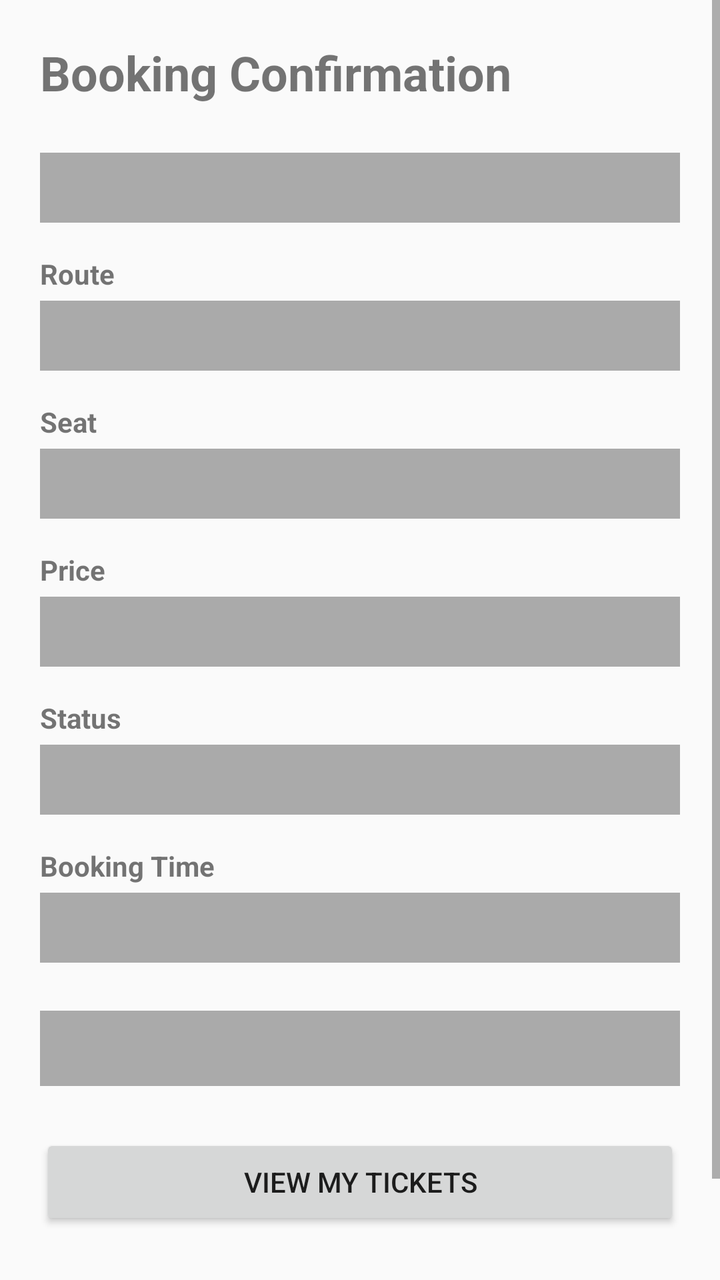
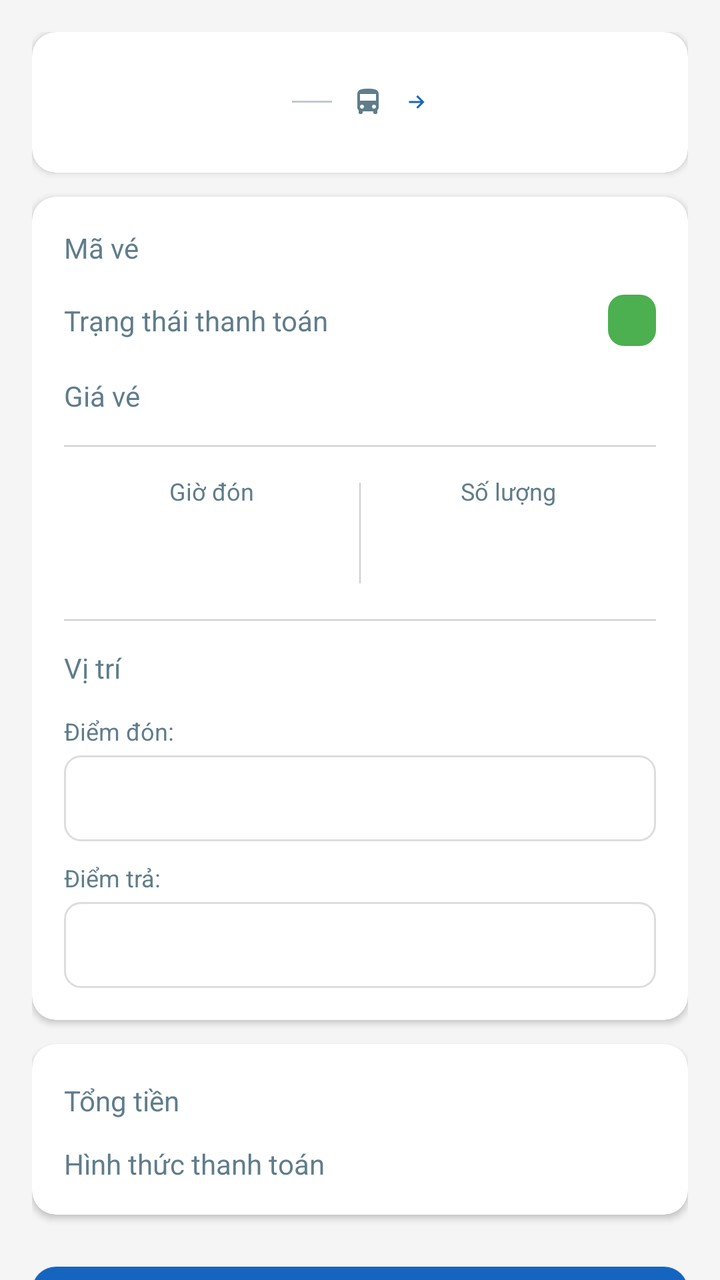

An Android layout rendered at two revisions. The XML below is the earlier revision; the diff shows what the commit changed to produce the second picture.
<!-- AndroidManifest.xml: application theme Theme.BusBooking -->
<!-- res/layout/fragment_booking_confirmation.xml -->
<?xml version="1.0" encoding="utf-8"?>
<ScrollView xmlns:android="http://schemas.android.com/apk/res/android"
    android:layout_width="match_parent"
    android:layout_height="match_parent">

    <LinearLayout
        android:layout_width="match_parent"
        android:layout_height="wrap_content"
        android:orientation="vertical"
        android:padding="20dp">

        <TextView
            android:layout_width="wrap_content"
            android:layout_height="wrap_content"
            android:text="Booking Confirmation"
            android:textSize="24sp"
            android:textStyle="bold"
            android:layout_marginBottom="24dp" />

        <TextView
            android:id="@+id/ticketIdText"
            android:layout_width="match_parent"
            android:layout_height="wrap_content"
            android:padding="8dp"
            android:layout_marginBottom="16dp"
            android:background="@android:color/darker_gray"
            android:textStyle="bold" />

        <TextView
            android:layout_width="wrap_content"
            android:layout_height="wrap_content"
            android:text="Route"
            android:textStyle="bold"
            android:textSize="14sp"
            android:layout_marginBottom="4dp" />

        <TextView
            android:id="@+id/routeText"
            android:layout_width="match_parent"
            android:layout_height="wrap_content"
            android:padding="8dp"
            android:layout_marginBottom="16dp"
            android:background="@android:color/darker_gray" />

        <TextView
            android:layout_width="wrap_content"
            android:layout_height="wrap_content"
            android:text="Seat"
            android:textStyle="bold"
            android:textSize="14sp"
            android:layout_marginBottom="4dp" />

        <TextView
            android:id="@+id/seatText"
            android:layout_width="match_parent"
            android:layout_height="wrap_content"
            android:padding="8dp"
            android:layout_marginBottom="16dp"
            android:background="@android:color/darker_gray" />

        <TextView
            android:layout_width="wrap_content"
            android:layout_height="wrap_content"
            android:text="Price"
            android:textStyle="bold"
            android:textSize="14sp"
            android:layout_marginBottom="4dp" />

        <TextView
            android:id="@+id/priceText"
            android:layout_width="match_parent"
            android:layout_height="wrap_content"
            android:padding="8dp"
            android:layout_marginBottom="16dp"
            android:background="@android:color/darker_gray" />

        <TextView
            android:layout_width="wrap_content"
            android:layout_height="wrap_content"
            android:text="Status"
            android:textStyle="bold"
            android:textSize="14sp"
            android:layout_marginBottom="4dp" />

        <TextView
            android:id="@+id/statusText"
            android:layout_width="match_parent"
            android:layout_height="wrap_content"
            android:padding="8dp"
            android:layout_marginBottom="16dp"
            android:background="@android:color/darker_gray" />

        <TextView
            android:layout_width="wrap_content"
            android:layout_height="wrap_content"
            android:text="Booking Time"
            android:textStyle="bold"
            android:textSize="14sp"
            android:layout_marginBottom="4dp" />

        <TextView
            android:id="@+id/bookingTimeText"
            android:layout_width="match_parent"
            android:layout_height="wrap_content"
            android:padding="8dp"
            android:layout_marginBottom="24dp"
            android:background="@android:color/darker_gray" />

        <TextView
            android:id="@+id/totalPrice"
            android:layout_width="match_parent"
            android:layout_height="wrap_content"
            android:padding="8dp"
            android:layout_marginBottom="24dp"
            android:background="@android:color/darker_gray"
            android:textSize="16sp"
            android:textStyle="bold" />

        <ProgressBar
            android:id="@+id/progressBar"
            android:layout_width="wrap_content"
            android:layout_height="wrap_content"
            android:visibility="gone"
            android:layout_gravity="center"
            android:layout_marginBottom="16dp" />

        <TextView
            android:id="@+id/errorText"
            android:layout_width="match_parent"
            android:layout_height="wrap_content"
            android:visibility="gone"
            android:textColor="@android:color/holo_red_dark"
            android:layout_marginBottom="16dp" />

        <Button
            android:id="@+id/viewTicketsButton"
            android:layout_width="match_parent"
            android:layout_height="wrap_content"
            android:text="VIEW MY TICKETS"
            android:layout_marginBottom="12dp" />

        <Button
            android:id="@+id/backButton"
            android:layout_width="match_parent"
            android:layout_height="wrap_content"
            android:text="BACK"
            style="@style/Widget.MaterialComponents.Button.OutlinedButton" />

    </LinearLayout>

</ScrollView>
<!-- resources referenced by this layout -->
<resources>
  <style name="Theme.BusBooking" parent="Theme.MaterialComponents.Light.NoActionBar.Bridge">
          <item name="colorPrimary">@color/blue_primary</item>
          <item name="colorPrimaryDark">@color/blue_primary_dark</item>
          <item name="colorAccent">@color/blue_accent</item>
      </style>
  <color name="blue_primary">#1565C0</color>
  <color name="blue_primary_dark">#0D47A1</color>
  <color name="blue_accent">#2196F3</color>
</resources>

<!-- the commit's change to res/layout/fragment_booking_confirmation.xml (unified diff, before → after) -->
@@ -1,151 +1,459 @@
 <?xml version="1.0" encoding="utf-8"?>
-<ScrollView xmlns:android="http://schemas.android.com/apk/res/android"
+<androidx.core.widget.NestedScrollView xmlns:android="http://schemas.android.com/apk/res/android"
+    xmlns:app="http://schemas.android.com/apk/res-auto"
     android:layout_width="match_parent"
-    android:layout_height="match_parent">
+    android:layout_height="match_parent"
+    android:background="@color/background_grey">
 
     <LinearLayout
         android:layout_width="match_parent"
         android:layout_height="wrap_content"
         android:orientation="vertical"
-        android:padding="20dp">
-
-        <TextView
-            android:layout_width="wrap_content"
-            android:layout_height="wrap_content"
-            android:text="Booking Confirmation"
-            android:textSize="24sp"
-            android:textStyle="bold"
-            android:layout_marginBottom="24dp" />
-
-        <TextView
-            android:id="@+id/ticketIdText"
+        android:padding="16dp">
+
+        
+        <androidx.cardview.widget.CardView
             android:layout_width="match_parent"
             android:layout_height="wrap_content"
-            android:padding="8dp"
-            android:layout_marginBottom="16dp"
-            android:background="@android:color/darker_gray"
-            android:textStyle="bold" />
-
-        <TextView
-            android:layout_width="wrap_content"
-            android:layout_height="wrap_content"
-            android:text="Route"
-            android:textStyle="bold"
-            android:textSize="14sp"
-            android:layout_marginBottom="4dp" />
-
-        <TextView
-            android:id="@+id/routeText"
+            app:cardCornerRadius="12dp"
+            app:cardElevation="2dp"
+            android:layout_marginBottom="12dp">
+
+            <LinearLayout
+                android:layout_width="match_parent"
+                android:layout_height="wrap_content"
+                android:orientation="horizontal"
+                android:padding="16dp"
+                android:gravity="center_vertical">
+
+                
+                <LinearLayout
+                    android:layout_width="0dp"
+                    android:layout_height="wrap_content"
+                    android:layout_weight="1"
+                    android:orientation="vertical">
+
+                    <TextView
+                        android:id="@+id/originCityText"
+                        android:layout_width="wrap_content"
+                        android:layout_height="wrap_content"
+                        android:textSize="16sp"
+                        android:textStyle="bold"
+                        android:textColor="@color/text_primary" />
+
+                    <TextView
+                        android:id="@+id/originStationText"
+                        android:layout_width="wrap_content"
+                        android:layout_height="wrap_content"
+                        android:textSize="11sp"
+                        android:textColor="@color/text_secondary"
+                        android:layout_marginTop="2dp" />
+
+                </LinearLayout>
+
+                
+                <LinearLayout
+                    android:layout_width="wrap_content"
+                    android:layout_height="wrap_content"
+                    android:orientation="horizontal"
+                    android:gravity="center_vertical"
+                    android:paddingStart="8dp"
+                    android:paddingEnd="8dp">
+
+                    <View
+                        android:layout_width="20dp"
+                        android:layout_height="1dp"
+                        android:background="@color/text_secondary"
+                        android:alpha="0.4" />
+
+                    <ImageView
+                        android:layout_width="28dp"
+                        android:layout_height="28dp"
+                        android:src="@drawable/ic_bus"
+                        android:scaleType="centerInside"
+                        android:layout_marginStart="4dp"
+                        android:layout_marginEnd="4dp" />
+
+                    <ImageView
+                        android:layout_width="12dp"
+                        android:layout_height="12dp"
+                        android:src="@drawable/ic_arrow_right"
+                        android:scaleType="centerInside" />
+
+                </LinearLayout>
+
+                
+                <LinearLayout
+                    android:layout_width="0dp"
+                    android:layout_height="wrap_content"
+                    android:layout_weight="1"
+                    android:orientation="vertical"
+                    android:gravity="end">
+
+                    <TextView
+                        android:id="@+id/destinationCityText"
+                        android:layout_width="wrap_content"
+                        android:layout_height="wrap_content"
+                        android:textSize="16sp"
+                        android:textStyle="bold"
+                        android:textColor="@color/text_primary"
+                        android:gravity="end" />
+
+                    <TextView
+                        android:id="@+id/destinationStationText"
+                        android:layout_width="wrap_content"
+                        android:layout_height="wrap_content"
+                        android:textSize="11sp"
+                        android:textColor="@color/text_secondary"
+                        android:layout_marginTop="2dp"
+                        android:gravity="end" />
+
+                </LinearLayout>
+
+            </LinearLayout>
+
+        </androidx.cardview.widget.CardView>
+
+        
+        <androidx.cardview.widget.CardView
             android:layout_width="match_parent"
             android:layout_height="wrap_content"
-            android:padding="8dp"
-            android:layout_marginBottom="16dp"
-            android:background="@android:color/darker_gray" />
-
-        <TextView
-            android:layout_width="wrap_content"
-            android:layout_height="wrap_content"
-            android:text="Seat"
-            android:textStyle="bold"
-            android:textSize="14sp"
-            android:layout_marginBottom="4dp" />
-
-        <TextView
-            android:id="@+id/seatText"
+            app:cardCornerRadius="12dp"
+            app:cardElevation="2dp"
+            android:layout_marginBottom="12dp">
+
+            <LinearLayout
+                android:layout_width="match_parent"
+                android:layout_height="wrap_content"
+                android:orientation="vertical"
+                android:padding="16dp">
+
+                
+                <LinearLayout
+                    android:layout_width="match_parent"
+                    android:layout_height="wrap_content"
+                    android:orientation="horizontal"
+                    android:gravity="center_vertical"
+                    android:layout_marginBottom="14dp">
+
+                    <TextView
+                        android:layout_width="0dp"
+                        android:layout_height="wrap_content"
+                        android:layout_weight="1"
+                        android:text="Mã vé"
+                        android:textSize="14sp"
+                        android:textColor="@color/text_secondary" />
+
+                    <TextView
+                        android:id="@+id/ticketIdText"
+                        android:layout_width="wrap_content"
+                        android:layout_height="wrap_content"
+                        android:textSize="14sp"
+                        android:textStyle="bold"
+                        android:textColor="@color/text_primary" />
+
+                </LinearLayout>
+
+                
+                <LinearLayout
+                    android:layout_width="match_parent"
+                    android:layout_height="wrap_content"
+                    android:orientation="horizontal"
+                    android:gravity="center_vertical"
+                    android:layout_marginBottom="14dp">
+
+                    <TextView
+                        android:layout_width="0dp"
+                        android:layout_height="wrap_content"
+                        android:layout_weight="1"
+                        android:text="Trạng thái thanh toán"
+                        android:textSize="14sp"
+                        android:textColor="@color/text_secondary" />
+
+                    <TextView
+                        android:id="@+id/statusText"
+                        android:layout_width="wrap_content"
+                        android:layout_height="wrap_content"
+                        android:textSize="13sp"
+                        android:textStyle="bold"
+                        android:textColor="@color/white"
+                        android:background="@drawable/bg_badge_success"
+                        android:paddingStart="12dp"
+                        android:paddingEnd="12dp"
+                        android:paddingTop="4dp"
+                        android:paddingBottom="4dp" />
+
+                </LinearLayout>
+
+                
+                <LinearLayout
+                    android:layout_width="match_parent"
+                    android:layout_height="wrap_content"
+                    android:orientation="horizontal"
+                    android:gravity="center_vertical"
+                    android:layout_marginBottom="14dp">
+
+                    <TextView
+                        android:layout_width="0dp"
+                        android:layout_height="wrap_content"
+                        android:layout_weight="1"
+                        android:text="Giá vé"
+                        android:textSize="14sp"
+                        android:textColor="@color/text_secondary" />
+
+                    <TextView
+                        android:id="@+id/priceText"
+                        android:layout_width="wrap_content"
+                        android:layout_height="wrap_content"
+                        android:textSize="16sp"
+                        android:textStyle="bold"
+                        android:textColor="@color/blue_primary" />
+
+                </LinearLayout>
+
+                
+                <View
+                    android:layout_width="match_parent"
+                    android:layout_height="0.5dp"
+                    android:background="@color/divider"
+                    android:layout_marginBottom="14dp" />
+
+                
+                <LinearLayout
+                    android:layout_width="match_parent"
+                    android:layout_height="wrap_content"
+                    android:orientation="horizontal"
+                    android:layout_marginBottom="14dp">
+
+                    
+                    <LinearLayout
+                        android:layout_width="0dp"
+                        android:layout_height="wrap_content"
+                        android:layout_weight="1"
+                        android:orientation="vertical"
+                        android:gravity="center_horizontal">
+
+                        <TextView
+                            android:layout_width="wrap_content"
+                            android:layout_height="wrap_content"
+                            android:text="Giờ đón"
+                            android:textSize="12sp"
+                            android:textColor="@color/text_secondary" />
+
+                        <TextView
+                            android:id="@+id/pickupTimeText"
+                            android:layout_width="wrap_content"
+                            android:layout_height="wrap_content"
+                            android:textSize="15sp"
+                            android:textStyle="bold"
+                            android:textColor="@color/text_primary"
+                            android:layout_marginTop="4dp"
+                            android:gravity="center" />
+
+                        <TextView
+                            android:id="@+id/pickupDateText"
+                            android:layout_width="wrap_content"
+                            android:layout_height="wrap_content"
+                            android:textSize="13sp"
+                            android:textColor="@color/text_primary"
+                            android:gravity="center" />
+
+                    </LinearLayout>
+
+                    
+                    <View
+                        android:layout_width="0.5dp"
+                        android:layout_height="match_parent"
+                        android:background="@color/divider"
+                        android:layout_marginTop="4dp"
+                        android:layout_marginBottom="4dp" />
+
+                    
+                    <LinearLayout
+                        android:layout_width="0dp"
+                        android:layout_height="wrap_content"
+                        android:layout_weight="1"
+                        android:orientation="vertical"
+                        android:gravity="center_horizontal">
+
+                        <TextView
+                            android:layout_width="wrap_content"
+                            android:layout_height="wrap_content"
+                            android:text="Số lượng"
+                            android:textSize="12sp"
+                            android:textColor="@color/text_secondary" />
+
+                        <TextView
+                            android:id="@+id/quantityText"
+                            android:layout_width="wrap_content"
+                            android:layout_height="wrap_content"
+                            android:textSize="15sp"
+                            android:textStyle="bold"
+                            android:textColor="@color/text_primary"
+                            android:layout_marginTop="4dp"
+                            android:gravity="center" />
+
+                    </LinearLayout>
+
+                </LinearLayout>
+
+                
+                <View
+                    android:layout_width="match_parent"
+                    android:layout_height="0.5dp"
+                    android:background="@color/divider"
+                    android:layout_marginBottom="14dp" />
+
+                
+                <LinearLayout
+                    android:layout_width="match_parent"
+                    android:layout_height="wrap_content"
+                    android:orientation="horizontal"
+                    android:gravity="center_vertical"
+                    android:layout_marginBottom="14dp">
+
+                    <TextView
+                        android:layout_width="0dp"
+                        android:layout_height="wrap_content"
+                        android:layout_weight="1"
+                        android:text="Vị trí"
+                        android:textSize="14sp"
+                        android:textColor="@color/text_secondary" />
+
+                    <TextView
+                        android:id="@+id/seatText"
+                        android:layout_width="wrap_content"
+                        android:layout_height="wrap_content"
+                        android:textSize="14sp"
+                        android:textStyle="bold"
+                        android:textColor="@color/text_primary" />
+
+                </LinearLayout>
+
+                
+                <TextView
+                    android:layout_width="match_parent"
+                    android:layout_height="wrap_content"
+                    android:text="Điểm đón:"
+                    android:textSize="12sp"
+                    android:textColor="@color/text_secondary"
+                    android:layout_marginBottom="4dp" />
+
+                <TextView
+                    android:id="@+id/pickupPointText"
+                    android:layout_width="match_parent"
+                    android:layout_height="wrap_content"
+                    android:textSize="14sp"
+                    android:textColor="@color/blue_primary"
+                    android:textStyle="bold"
+                    android:background="@drawable/bg_point_box"
+                    android:padding="12dp"
+                    android:layout_marginBottom="10dp" />
+
+                
+                <TextView
+                    android:layout_width="match_parent"
+                    android:layout_height="wrap_content"
+                    android:text="Điểm trả:"
+                    android:textSize="12sp"
+                    android:textColor="@color/text_secondary"
+                    android:layout_marginBottom="4dp" />
+
+                <TextView
+                    android:id="@+id/dropoffPointText"
+                    android:layout_width="match_parent"
+                    android:layout_height="wrap_content"
+                    android:textSize="14sp"
+                    android:textColor="@color/blue_primary"
+                    android:textStyle="bold"
+                    android:background="@drawable/bg_point_box"
+                    android:padding="12dp" />
+
+            </LinearLayout>
+
+        </androidx.cardview.widget.CardView>
+
+        
+        <androidx.cardview.widget.CardView
             android:layout_width="match_parent"
             android:layout_height="wrap_content"
-            android:padding="8dp"
-            android:layout_marginBottom="16dp"
-            android:background="@android:color/darker_gray" />
-
-        <TextView
-            android:layout_width="wrap_content"
-            android:layout_height="wrap_content"
-            android:text="Price"
-            android:textStyle="bold"
-            android:textSize="14sp"
-            android:layout_marginBottom="4dp" />
-
-        <TextView
-            android:id="@+id/priceText"
-            android:layout_width="match_parent"
-            android:layout_height="wrap_content"
-            android:padding="8dp"
-            android:layout_marginBottom="16dp"
-            android:background="@android:color/darker_gray" />
-
-        <TextView
-            android:layout_width="wrap_content"
-            android:layout_height="wrap_content"
-            android:text="Status"
-            android:textStyle="bold"
-            android:textSize="14sp"
-            android:layout_marginBottom="4dp" />
-
-        <TextView
-            android:id="@+id/statusText"
-            android:layout_width="match_parent"
-            android:layout_height="wrap_content"
-            android:padding="8dp"
-            android:layout_marginBottom="16dp"
-            android:background="@android:color/darker_gray" />
-
-        <TextView
-            android:layout_width="wrap_content"
-            android:layout_height="wrap_content"
-            android:text="Booking Time"
-            android:textStyle="bold"
-            android:textSize="14sp"
-            android:layout_marginBottom="4dp" />
-
-        <TextView
-            android:id="@+id/bookingTimeText"
-            android:layout_width="match_parent"
-            android:layout_height="wrap_content"
-            android:padding="8dp"
-            android:layout_marginBottom="24dp"
-            android:background="@android:color/darker_gray" />
-
-        <TextView
-            android:id="@+id/totalPrice"
-            android:layout_width="match_parent"
-            android:layout_height="wrap_content"
-            android:padding="8dp"
-            android:layout_marginBottom="24dp"
-            android:background="@android:color/darker_gray"
-            android:textSize="16sp"
-            android:textStyle="bold" />
-
-        <ProgressBar
-            android:id="@+id/progressBar"
-            android:layout_width="wrap_content"
-            android:layout_height="wrap_content"
-            android:visibility="gone"
-            android:layout_gravity="center"
-            android:layout_marginBottom="16dp" />
-
-        <TextView
-            android:id="@+id/errorText"
-            android:layout_width="match_parent"
-            android:layout_height="wrap_content"
-            android:visibility="gone"
-            android:textColor="@android:color/holo_red_dark"
-            android:layout_marginBottom="16dp" />
-
-        <Button
+            app:cardCornerRadius="12dp"
+            app:cardElevation="2dp"
+            android:layout_marginBottom="20dp">
+
+            <LinearLayout
+                android:layout_width="match_parent"
+                android:layout_height="wrap_content"
+                android:orientation="vertical"
+                android:padding="16dp">
+
+                
+                <LinearLayout
+                    android:layout_width="match_parent"
+                    android:layout_height="wrap_content"
+                    android:orientation="horizontal"
+                    android:gravity="center_vertical"
+                    android:layout_marginBottom="10dp">
+
+                    <TextView
+                        android:layout_width="0dp"
+                        android:layout_height="wrap_content"
+                        android:layout_weight="1"
+                        android:text="Tổng tiền"
+                        android:textSize="14sp"
+                        android:textColor="@color/text_secondary" />
+
+                    <TextView
+                        android:id="@+id/totalPriceText"
+                        android:layout_width="wrap_content"
+                        android:layout_height="wrap_content"
+                        android:textSize="18sp"
+                        android:textStyle="bold"
+                        android:textColor="@color/blue_primary" />
+
+                </LinearLayout>
+
+                
+                <LinearLayout
+                    android:layout_width="match_parent"
+                    android:layout_height="wrap_content"
+                    android:orientation="horizontal"
+                    android:gravity="center_vertical">
+
+                    <TextView
+                        android:layout_width="0dp"
+                        android:layout_height="wrap_content"
+                        android:layout_weight="1"
+                        android:text="Hình thức thanh toán"
+                        android:textSize="14sp"
+                        android:textColor="@color/text_secondary" />
+
+                    <TextView
+                        android:id="@+id/paymentMethodText"
+                        android:layout_width="wrap_content"
+                        android:layout_height="wrap_content"
+                        android:textSize="14sp"
+                        android:textStyle="bold"
+                        android:textColor="@color/text_primary" />
+
+                </LinearLayout>
+
+            </LinearLayout>
+
+        </androidx.cardview.widget.CardView>
+
+        
+        <com.google.android.material.button.MaterialButton
             android:id="@+id/viewTicketsButton"
             android:layout_width="match_parent"
-            android:layout_height="wrap_content"
-            android:text="VIEW MY TICKETS"
-            android:layout_marginBottom="12dp" />
-
-        <Button
-            android:id="@+id/backButton"
-            android:layout_width="match_parent"
-            android:layout_height="wrap_content"
-            android:text="BACK"
-            style="@style/Widget.MaterialComponents.Button.OutlinedButton" />
+            android:layout_height="52dp"
+            android:text="Đánh giá"
+            android:textSize="16sp"
+            android:textStyle="bold"
+            app:backgroundTint="@color/blue_primary"
+            android:textColor="@color/text_on_primary"
+            app:cornerRadius="12dp" />
 
     </LinearLayout>
 
-</ScrollView>
+</androidx.core.widget.NestedScrollView>
<!-- resource entries referenced after the edit -->
@@ -1,11 +1,58 @@
 <!-- resources referenced by this layout -->
 <resources>
+  <color name="background_grey">#F5F5F5</color>
   <style name="Theme.BusBooking" parent="Theme.MaterialComponents.Light.NoActionBar.Bridge">
           <item name="colorPrimary">@color/blue_primary</item>
           <item name="colorPrimaryDark">@color/blue_primary_dark</item>
           <item name="colorAccent">@color/blue_accent</item>
       </style>
   <color name="blue_primary">#1565C0</color>
+  <color name="divider">#CCCCCC</color>
+  <color name="text_on_primary">#FFFFFF</color>
+  <color name="text_primary">#0A1A2F</color>
+  <color name="text_secondary">#607D8B</color>
+  <color name="white">#FFFFFFFF</color>
+  <!-- drawable bg_badge_success (drawable) -->
+  <?xml version="1.0" encoding="utf-8"?>
+  <shape xmlns:android="http://schemas.android.com/apk/res/android"
+      android:shape="rectangle">
+      <solid android:color="#4CAF50" />
+      <corners android:radius="8dp" />
+  </shape>
+  <!-- drawable bg_point_box (drawable) -->
+  <?xml version="1.0" encoding="utf-8"?>
+  <shape xmlns:android="http://schemas.android.com/apk/res/android"
+      android:shape="rectangle">
+      <solid android:color="#00000000" />
+      <stroke
+          android:width="1dp"
+          android:color="#DDDDDD" />
+      <corners android:radius="8dp" />
+  </shape>
+  <!-- drawable ic_arrow_right (drawable) -->
+  <?xml version="1.0" encoding="utf-8"?>
+  <vector xmlns:android="http://schemas.android.com/apk/res/android"
+      android:width="24dp"
+      android:height="24dp"
+      android:viewportWidth="24"
+      android:viewportHeight="24">
+      <path
+          android:fillColor="@android:color/transparent"
+          android:strokeColor="@color/blue_primary"
+          android:strokeWidth="2"
+          android:pathData="M5,12L19,12M13,6L19,12L13,18" />
+  </vector>
+  <!-- drawable ic_bus (drawable) -->
+  <?xml version="1.0" encoding="utf-8"?>
+  <vector xmlns:android="http://schemas.android.com/apk/res/android"
+      android:width="16dp"
+      android:height="16dp"
+      android:viewportWidth="24"
+      android:viewportHeight="24">
+      <path
+          android:fillColor="@color/text_secondary"
+          android:pathData="M4,16c0,0.88 0.39,1.67 1,2.22V20c0,0.55 0.45,1 1,1h1c0.55,0 1,-0.45 1,-1v-1h8v1c0,0.55 0.45,1 1,1h1c0.55,0 1,-0.45 1,-1v-1.78c0.61,-0.55 1,-1.34 1,-2.22V6c0,-3.5 -3.58,-4 -8,-4s-8,0.5 -8,4v10zM7.5,17c-0.83,0 -1.5,-0.67 -1.5,-1.5S6.67,14 7.5,14s1.5,0.67 1.5,1.5S8.33,17 7.5,17zM16.5,17c-0.83,0 -1.5,-0.67 -1.5,-1.5s0.67,-1.5 1.5,-1.5 1.5,0.67 1.5,1.5 -0.67,1.5 -1.5,1.5zM18,11L6,11L6,6h12v5z"/>
+  </vector>
   <color name="blue_primary_dark">#0D47A1</color>
   <color name="blue_accent">#2196F3</color>
 </resources>
